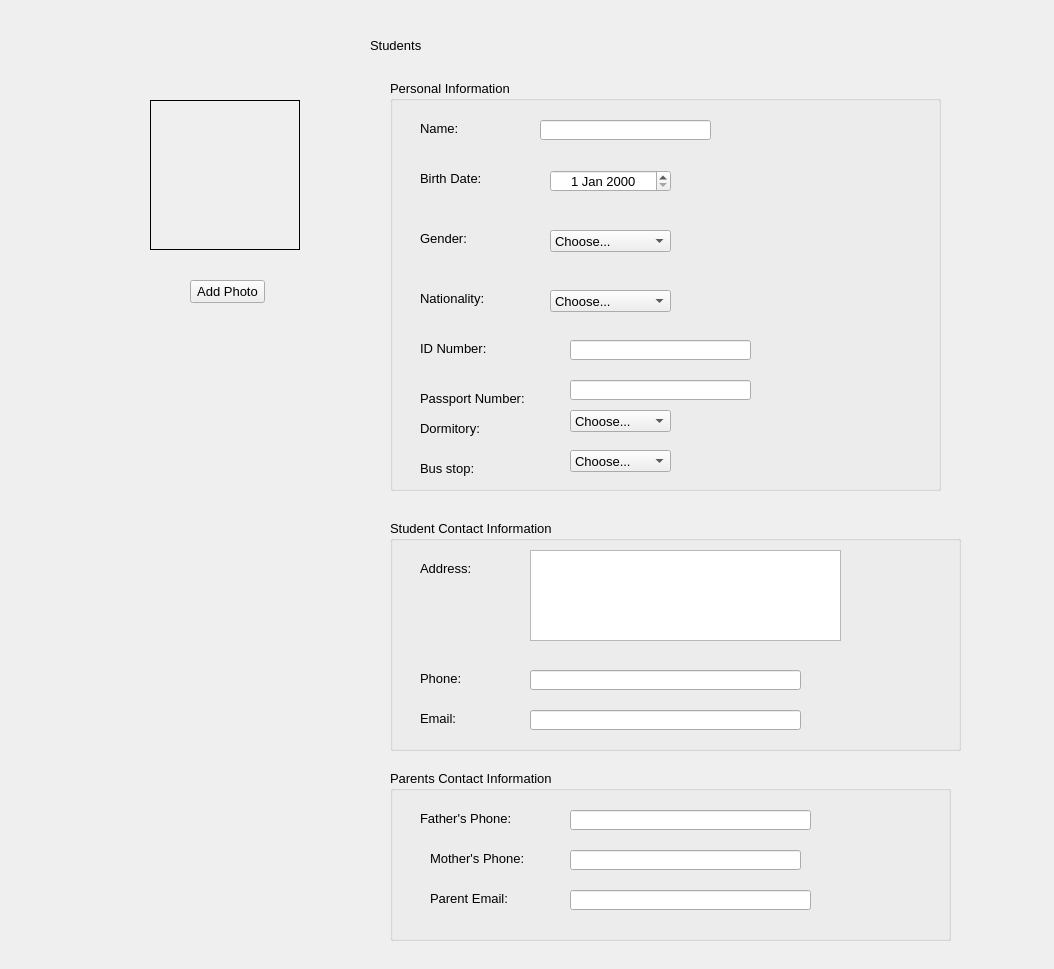
First picture: the form in pagestudentsform.ui, repository thenewcoder/school-administration-system, before the edit.
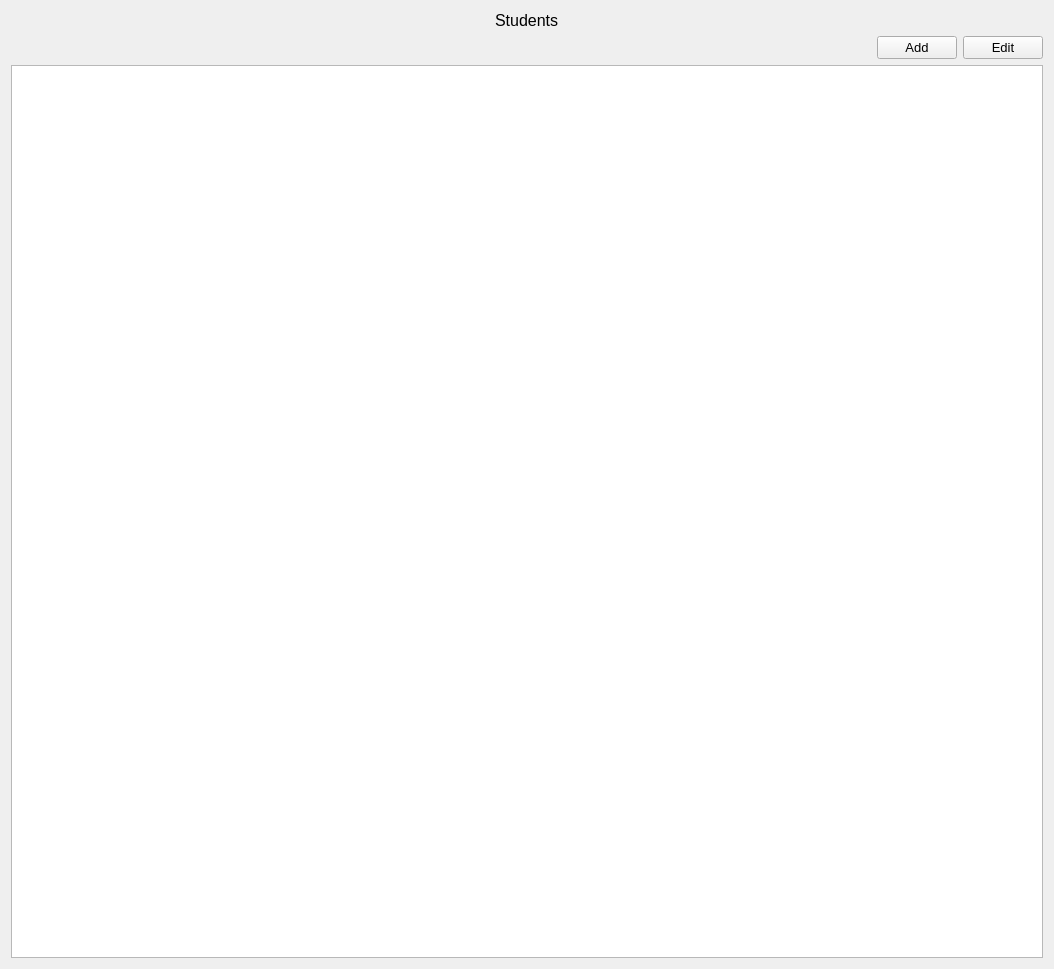
Second picture: the form after the edit. Icons and pictures are not drawn.

Commit message: Moved the student and teacher information to separate edit dialogs. Added a table view to display the information of teachers and students.

```diff
--- a/pagestudentsform.ui
+++ b/pagestudentsform.ui
@@ -18,471 +18,60 @@
   <property name="windowTitle">
    <string>Form</string>
   </property>
-  <widget class="QLabel" name="label">
-   <property name="geometry">
-    <rect>
-     <x>370</x>
-     <y>10</y>
-     <width>171</width>
-     <height>71</height>
-    </rect>
-   </property>
-   <property name="font">
-    <font>
-     <pointsize>10</pointsize>
-    </font>
-   </property>
-   <property name="text">
-    <string>Students</string>
-   </property>
-  </widget>
-  <widget class="QLabel" name="lblStudentPhoto">
-   <property name="geometry">
-    <rect>
-     <x>150</x>
-     <y>100</y>
-     <width>150</width>
-     <height>150</height>
-    </rect>
-   </property>
-   <property name="sizePolicy">
-    <sizepolicy hsizetype="Fixed" vsizetype="Fixed">
-     <horstretch>0</horstretch>
-     <verstretch>0</verstretch>
-    </sizepolicy>
-   </property>
-   <property name="minimumSize">
-    <size>
-     <width>150</width>
-     <height>150</height>
-    </size>
-   </property>
-   <property name="maximumSize">
-    <size>
-     <width>150</width>
-     <height>150</height>
-    </size>
-   </property>
-   <property name="frameShape">
-    <enum>QFrame::Box</enum>
-   </property>
-   <property name="text">
-    <string/>
-   </property>
-   <property name="pixmap">
-    <pixmap resource="resources.qrc">:/images/user_profile.png</pixmap>
-   </property>
-   <property name="alignment">
-    <set>Qt::AlignCenter</set>
-   </property>
-  </widget>
-  <widget class="QPushButton" name="btnAddPhoto">
-   <property name="geometry">
-    <rect>
-     <x>190</x>
-     <y>280</y>
-     <width>75</width>
-     <height>23</height>
-    </rect>
-   </property>
-   <property name="text">
-    <string>Add Photo</string>
-   </property>
-  </widget>
-  <widget class="QGroupBox" name="groupBox">
-   <property name="geometry">
-    <rect>
-     <x>390</x>
-     <y>80</y>
-     <width>551</width>
-     <height>411</height>
-    </rect>
-   </property>
-   <property name="title">
-    <string>Personal Information</string>
-   </property>
-   <widget class="QLabel" name="label_3">
-    <property name="geometry">
-     <rect>
-      <x>30</x>
-      <y>40</y>
-      <width>61</width>
-      <height>16</height>
-     </rect>
-    </property>
-    <property name="text">
-     <string>Name:</string>
-    </property>
-   </widget>
-   <widget class="QLineEdit" name="leName">
-    <property name="geometry">
-     <rect>
-      <x>150</x>
-      <y>40</y>
-      <width>171</width>
-      <height>20</height>
-     </rect>
-    </property>
-   </widget>
-   <widget class="QLabel" name="label_4">
-    <property name="geometry">
-     <rect>
-      <x>30</x>
-      <y>90</y>
-      <width>71</width>
-      <height>16</height>
-     </rect>
-    </property>
-    <property name="text">
-     <string>Birth Date:</string>
-    </property>
-   </widget>
-   <widget class="QDateEdit" name="deBirthDate">
-    <property name="geometry">
-     <rect>
-      <x>160</x>
-      <y>90</y>
-      <width>121</width>
-      <height>22</height>
-     </rect>
-    </property>
-    <property name="alignment">
-     <set>Qt::AlignCenter</set>
-    </property>
-   </widget>
-   <widget class="QLabel" name="label_5">
-    <property name="geometry">
-     <rect>
-      <x>30</x>
-      <y>150</y>
-      <width>61</width>
-      <height>16</height>
-     </rect>
-    </property>
-    <property name="text">
-     <string>Gender:</string>
-    </property>
-   </widget>
-   <widget class="QComboBox" name="cbGender">
-    <property name="geometry">
-     <rect>
-      <x>160</x>
-      <y>150</y>
-      <width>121</width>
-      <height>22</height>
-     </rect>
-    </property>
-    <item>
-     <property name="text">
-      <string>Choose...</string>
+  <layout class="QVBoxLayout" name="verticalLayout">
+   <item alignment="Qt::AlignHCenter">
+    <widget class="QLabel" name="label">
+     <property name="font">
+      <font>
+       <pointsize>12</pointsize>
+      </font>
      </property>
-    </item>
-    <item>
      <property name="text">
-      <string>Male</string>
+      <string>Students</string>
      </property>
-    </item>
-    <item>
-     <property name="text">
-      <string>Female</string>
+    </widget>
+   </item>
+   <item>
+    <layout class="QHBoxLayout" name="horizontalLayout">
+     <item>
+      <spacer name="horizontalSpacer">
+       <property name="orientation">
+        <enum>Qt::Horizontal</enum>
+       </property>
+       <property name="sizeHint" stdset="0">
+        <size>
+         <width>458</width>
+         <height>20</height>
+        </size>
+       </property>
+      </spacer>
+     </item>
+     <item>
+      <widget class="QPushButton" name="btnAdd">
+       <property name="text">
+        <string>Add</string>
+       </property>
+      </widget>
+     </item>
+     <item>
+      <widget class="QPushButton" name="btnEdit">
+       <property name="text">
+        <string>Edit</string>
+       </property>
+      </widget>
+     </item>
+    </layout>
+   </item>
+   <item>
+    <widget class="QTableView" name="tvStudents">
+     <property name="font">
+      <font>
+       <pointsize>11</pointsize>
+      </font>
      </property>
-    </item>
-   </widget>
-   <widget class="QLabel" name="label_6">
-    <property name="geometry">
-     <rect>
-      <x>30</x>
-      <y>210</y>
-      <width>71</width>
-      <height>16</height>
-     </rect>
-    </property>
-    <property name="text">
-     <string>Nationality:</string>
-    </property>
-   </widget>
-   <widget class="QComboBox" name="cbNationality">
-    <property name="geometry">
-     <rect>
-      <x>160</x>
-      <y>210</y>
-      <width>121</width>
-      <height>22</height>
-     </rect>
-    </property>
-    <item>
-     <property name="text">
-      <string>Choose...</string>
-     </property>
-    </item>
-   </widget>
-   <widget class="QLabel" name="label_7">
-    <property name="geometry">
-     <rect>
-      <x>30</x>
-      <y>260</y>
-      <width>81</width>
-      <height>16</height>
-     </rect>
-    </property>
-    <property name="text">
-     <string>ID Number:</string>
-    </property>
-   </widget>
-   <widget class="QLineEdit" name="leIDNumber">
-    <property name="geometry">
-     <rect>
-      <x>180</x>
-      <y>260</y>
-      <width>181</width>
-      <height>20</height>
-     </rect>
-    </property>
-   </widget>
-   <widget class="QLabel" name="label_8">
-    <property name="geometry">
-     <rect>
-      <x>30</x>
-      <y>310</y>
-      <width>111</width>
-      <height>16</height>
-     </rect>
-    </property>
-    <property name="text">
-     <string>Passport Number:</string>
-    </property>
-   </widget>
-   <widget class="QLineEdit" name="lePassportNumber">
-    <property name="geometry">
-     <rect>
-      <x>180</x>
-      <y>300</y>
-      <width>181</width>
-      <height>20</height>
-     </rect>
-    </property>
-   </widget>
-   <widget class="QLabel" name="label_15">
-    <property name="geometry">
-     <rect>
-      <x>30</x>
-      <y>340</y>
-      <width>71</width>
-      <height>16</height>
-     </rect>
-    </property>
-    <property name="text">
-     <string>Dormitory:</string>
-    </property>
-   </widget>
-   <widget class="QLabel" name="label_16">
-    <property name="geometry">
-     <rect>
-      <x>30</x>
-      <y>380</y>
-      <width>71</width>
-      <height>16</height>
-     </rect>
-    </property>
-    <property name="text">
-     <string>Bus stop:</string>
-    </property>
-   </widget>
-   <widget class="QComboBox" name="cbDormitory">
-    <property name="geometry">
-     <rect>
-      <x>180</x>
-      <y>330</y>
-      <width>101</width>
-      <height>22</height>
-     </rect>
-    </property>
-    <item>
-     <property name="text">
-      <string>Choose...</string>
-     </property>
-    </item>
-   </widget>
-   <widget class="QComboBox" name="cbBusStop">
-    <property name="geometry">
-     <rect>
-      <x>180</x>
-      <y>370</y>
-      <width>101</width>
-      <height>22</height>
-     </rect>
-    </property>
-    <item>
-     <property name="text">
-      <string>Choose...</string>
-     </property>
-    </item>
-   </widget>
-  </widget>
-  <widget class="QGroupBox" name="groupBox_2">
-   <property name="geometry">
-    <rect>
-     <x>390</x>
-     <y>520</y>
-     <width>571</width>
-     <height>231</height>
-    </rect>
-   </property>
-   <property name="title">
-    <string>Student Contact Information</string>
-   </property>
-   <widget class="QLabel" name="label_9">
-    <property name="geometry">
-     <rect>
-      <x>30</x>
-      <y>40</y>
-      <width>71</width>
-      <height>16</height>
-     </rect>
-    </property>
-    <property name="text">
-     <string>Address:</string>
-    </property>
-   </widget>
-   <widget class="QPlainTextEdit" name="teAddress">
-    <property name="geometry">
-     <rect>
-      <x>140</x>
-      <y>30</y>
-      <width>311</width>
-      <height>91</height>
-     </rect>
-    </property>
-   </widget>
-   <widget class="QLabel" name="label_10">
-    <property name="geometry">
-     <rect>
-      <x>30</x>
-      <y>150</y>
-      <width>51</width>
-      <height>16</height>
-     </rect>
-    </property>
-    <property name="text">
-     <string>Phone:</string>
-    </property>
-   </widget>
-   <widget class="QLineEdit" name="leStudentPhone">
-    <property name="geometry">
-     <rect>
-      <x>140</x>
-      <y>150</y>
-      <width>271</width>
-      <height>20</height>
-     </rect>
-    </property>
-   </widget>
-   <widget class="QLabel" name="label_11">
-    <property name="geometry">
-     <rect>
-      <x>30</x>
-      <y>190</y>
-      <width>61</width>
-      <height>16</height>
-     </rect>
-    </property>
-    <property name="text">
-     <string>Email:</string>
-    </property>
-   </widget>
-   <widget class="QLineEdit" name="leStudentEmail">
-    <property name="geometry">
-     <rect>
-      <x>140</x>
-      <y>190</y>
-      <width>271</width>
-      <height>20</height>
-     </rect>
-    </property>
-   </widget>
-  </widget>
-  <widget class="QGroupBox" name="groupBox_3">
-   <property name="geometry">
-    <rect>
-     <x>390</x>
-     <y>770</y>
-     <width>561</width>
-     <height>171</height>
-    </rect>
-   </property>
-   <property name="title">
-    <string>Parents Contact Information</string>
-   </property>
-   <widget class="QLabel" name="label_12">
-    <property name="geometry">
-     <rect>
-      <x>30</x>
-      <y>40</y>
-      <width>101</width>
-      <height>16</height>
-     </rect>
-    </property>
-    <property name="text">
-     <string>Father's Phone:</string>
-    </property>
-   </widget>
-   <widget class="QLineEdit" name="leFathersPhone">
-    <property name="geometry">
-     <rect>
-      <x>180</x>
-      <y>40</y>
-      <width>241</width>
-      <height>20</height>
-     </rect>
-    </property>
-   </widget>
-   <widget class="QLabel" name="label_13">
-    <property name="geometry">
-     <rect>
-      <x>40</x>
-      <y>80</y>
-      <width>101</width>
-      <height>16</height>
-     </rect>
-    </property>
-    <property name="text">
-     <string>Mother's Phone:</string>
-    </property>
-   </widget>
-   <widget class="QLineEdit" name="leMothersPhone">
-    <property name="geometry">
-     <rect>
-      <x>180</x>
-      <y>80</y>
-      <width>231</width>
-      <height>20</height>
-     </rect>
-    </property>
-   </widget>
-   <widget class="QLabel" name="label_14">
-    <property name="geometry">
-     <rect>
-      <x>40</x>
-      <y>120</y>
-      <width>91</width>
-      <height>16</height>
-     </rect>
-    </property>
-    <property name="text">
-     <string>Parent Email:</string>
-    </property>
-   </widget>
-   <widget class="QLineEdit" name="leParentEmail">
-    <property name="geometry">
-     <rect>
-      <x>180</x>
-      <y>120</y>
-      <width>241</width>
-      <height>20</height>
-     </rect>
-    </property>
-   </widget>
-  </widget>
+    </widget>
+   </item>
+  </layout>
  </widget>
  <resources>
   <include location="resources.qrc"/>
```
Left out of the diff: 4 changed lines with no effect on the pictures. The commit also changes 12 other files.
